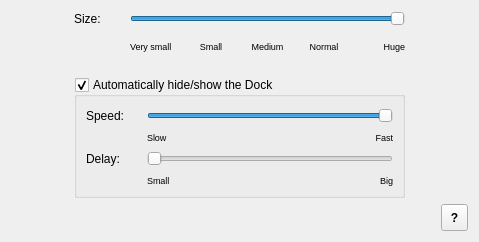
Before: the Qt Designer form syspref/forms/dock.ui in admiral0/Antico-Deluxe, drawn with Qt 5.
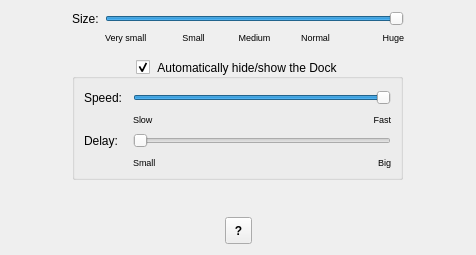
After: the same form once the commit is applied. Icons and pictures are not drawn.

Commit message: adxtest: Launched xephyr even if $adx was not set - fixed. Dock preferences: fixed some resize issues.

Diff of the .ui file:
```diff
--- a/syspref/forms/dock.ui
+++ b/syspref/forms/dock.ui
@@ -6,10 +6,16 @@
    <rect>
     <x>0</x>
     <y>0</y>
-    <width>479</width>
-    <height>242</height>
+    <width>476</width>
+    <height>255</height>
    </rect>
   </property>
+  <property name="minimumSize">
+   <size>
+    <width>380</width>
+    <height>230</height>
+   </size>
+  </property>
   <property name="windowTitle">
    <string>Form</string>
   </property>
@@ -21,16 +27,25 @@
      </property>
      <property name="sizeHint" stdset="0">
       <size>
-       <width>128</width>
+       <width>40</width>
        <height>20</height>
       </size>
      </property>
     </spacer>
    </item>
-   <item row="0" column="1">
-    <layout class="QGridLayout" name="gridLayout_2">
+   <item row="0" column="1" colspan="3">
+    <layout class="QGridLayout" name="gridLayout_2" columnminimumwidth="15,55,55,55,55,55">
+     <property name="sizeConstraint">
+      <enum>QLayout::SetFixedSize</enum>
+     </property>
      <item row="0" column="0">
       <widget class="QLabel" name="label">
+       <property name="maximumSize">
+        <size>
+         <width>77</width>
+         <height>16</height>
+        </size>
+       </property>
        <property name="text">
         <string>Size:</string>
        </property>
@@ -126,20 +141,20 @@
      </item>
     </layout>
    </item>
-   <item row="0" column="2" colspan="2">
+   <item row="0" column="4">
     <spacer name="horizontalSpacer_3">
      <property name="orientation">
       <enum>Qt::Horizontal</enum>
      </property>
      <property name="sizeHint" stdset="0">
       <size>
-       <width>128</width>
+       <width>40</width>
        <height>20</height>
       </size>
      </property>
     </spacer>
    </item>
-   <item row="1" column="1">
+   <item row="1" column="2">
     <spacer name="verticalSpacer_3">
      <property name="orientation">
       <enum>Qt::Vertical</enum>
@@ -168,7 +183,7 @@
      </property>
     </spacer>
    </item>
-   <item row="2" column="1" rowspan="2">
+   <item row="2" column="1" colspan="3">
     <widget class="QGroupBox" name="gbchkAutoHide">
      <property name="minimumSize">
       <size>
@@ -176,15 +191,27 @@
        <height>121</height>
       </size>
      </property>
+     <property name="maximumSize">
+      <size>
+       <width>331</width>
+       <height>121</height>
+      </size>
+     </property>
      <property name="title">
       <string>Automatically hide/show the Dock</string>
      </property>
+     <property name="alignment">
+      <set>Qt::AlignCenter</set>
+     </property>
+     <property name="flat">
+      <bool>false</bool>
+     </property>
      <property name="checkable">
       <bool>true</bool>
      </property>
      <layout class="QGridLayout" name="gridLayout_4">
       <item row="0" column="0">
-       <layout class="QGridLayout" name="gridLayout" rowminimumheight="20,10" columnminimumwidth="50,120,120">
+       <layout class="QGridLayout" name="gridLayout" rowminimumheight="20,10" columnminimumwidth="30,126,126">
         <item row="0" column="0">
          <widget class="QLabel" name="label_11">
           <property name="text">
@@ -241,7 +268,7 @@
        </layout>
       </item>
       <item row="1" column="0">
-       <layout class="QGridLayout" name="gridLayout_3" rowminimumheight="20,10" columnminimumwidth="50,120,120">
+       <layout class="QGridLayout" name="gridLayout_3" rowminimumheight="20,10" columnminimumwidth="30,126,126">
         <item row="0" column="0">
          <widget class="QLabel" name="label_13">
           <property name="text">
@@ -300,7 +327,7 @@
      </layout>
     </widget>
    </item>
-   <item row="2" column="2" colspan="2">
+   <item row="2" column="4">
     <spacer name="horizontalSpacer_5">
      <property name="orientation">
       <enum>Qt::Horizontal</enum>
@@ -313,20 +340,33 @@
      </property>
     </spacer>
    </item>
-   <item row="4" column="0" colspan="3">
+   <item row="3" column="2">
+    <spacer name="verticalSpacer">
+     <property name="orientation">
+      <enum>Qt::Vertical</enum>
+     </property>
+     <property name="sizeHint" stdset="0">
+      <size>
+       <width>20</width>
+       <height>4</height>
+      </size>
+     </property>
+    </spacer>
+   </item>
+   <item row="4" column="0" colspan="2">
     <spacer name="horizontalSpacer">
      <property name="orientation">
       <enum>Qt::Horizontal</enum>
      </property>
      <property name="sizeHint" stdset="0">
       <size>
-       <width>422</width>
+       <width>210</width>
        <height>20</height>
       </size>
      </property>
     </spacer>
    </item>
-   <item row="4" column="3">
+   <item row="4" column="2">
     <widget class="QToolButton" name="helpBtn">
      <property name="minimumSize">
       <size>
@@ -361,6 +401,19 @@
      </property>
     </widget>
    </item>
+   <item row="4" column="3" colspan="2">
+    <spacer name="horizontalSpacer_6">
+     <property name="orientation">
+      <enum>Qt::Horizontal</enum>
+     </property>
+     <property name="sizeHint" stdset="0">
+      <size>
+       <width>208</width>
+       <height>20</height>
+      </size>
+     </property>
+    </spacer>
+   </item>
   </layout>
  </widget>
  <resources>
```
The commit also changes 1 other file.
